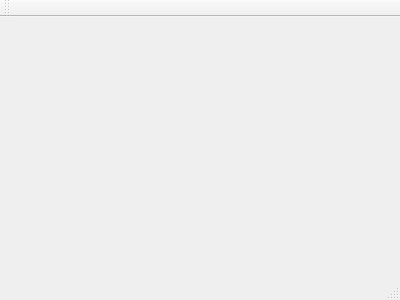
gurmaaan/AdvancedPlot, file mainwindow.ui: the form before one commit.
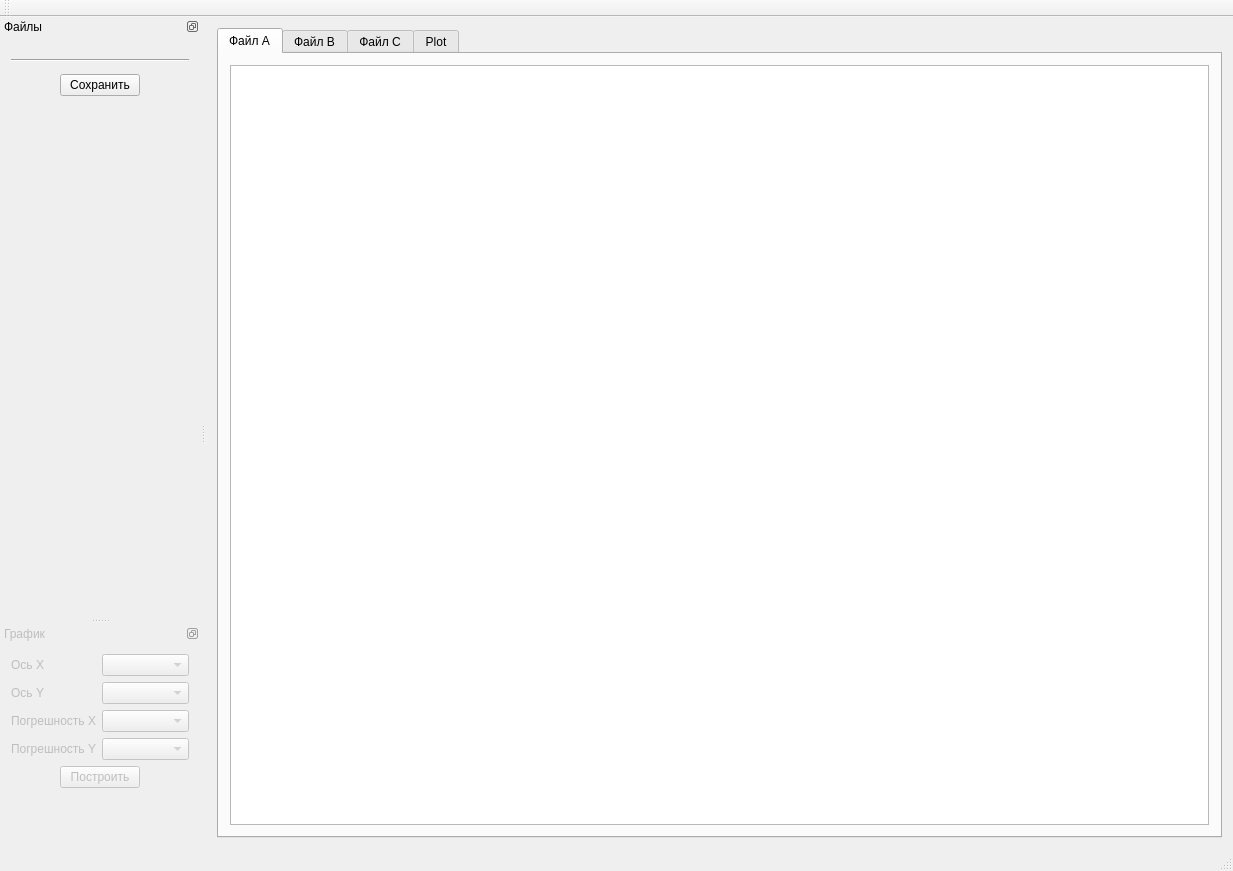
The form after the commit. Icons and pictures are not drawn. Custom widgets are drawn as their Qt base class.

Commit message: Виджет файла Гуи доработано Файл ресурсов с иконками Файл rc + ico Интегрировано QCustomPlot Основной гуй закончен

Diff of the .ui file:
```diff
--- a/mainwindow.ui
+++ b/mainwindow.ui
@@ -1,24 +1,345 @@
 <ui version="4.0">
  <class>MainWindow</class>
- <widget class="QMainWindow" name="MainWindow" >
-  <property name="geometry" >
+ <widget class="QMainWindow" name="MainWindow">
+  <property name="geometry">
    <rect>
     <x>0</x>
     <y>0</y>
-    <width>400</width>
-    <height>300</height>
+    <width>1233</width>
+    <height>871</height>
    </rect>
   </property>
   <property name="windowTitle" >
    <string>MainWindow</string>
   </property>
-  <widget class="QMenuBar" name="menuBar" />
-  <widget class="QToolBar" name="mainToolBar" />
-  <widget class="QWidget" name="centralWidget" />
-  <widget class="QStatusBar" name="statusBar" />
+  <property name="windowIcon">
+   <iconset resource="src.qrc">
+    <normaloff>:/icons/favicon.png</normaloff>:/icons/favicon.png</iconset>
+  </property>
+  <widget class="QWidget" name="centralWidget">
+   <layout class="QHBoxLayout" name="horizontalLayout_3">
+    <item>
+     <widget class="QTabWidget" name="tabWidget">
+      <property name="currentIndex">
+       <number>0</number>
+      </property>
+      <property name="documentMode">
+       <bool>false</bool>
+      </property>
+      <property name="tabsClosable">
+       <bool>false</bool>
+      </property>
+      <property name="movable">
+       <bool>true</bool>
+      </property>
+      <widget class="QWidget" name="fileA_tab">
+       <attribute name="title">
+        <string>Файл А</string>
+       </attribute>
+       <layout class="QVBoxLayout" name="verticalLayout_2">
+        <item>
+         <widget class="QTableView" name="fileA_tv"/>
+        </item>
+       </layout>
+      </widget>
+      <widget class="QWidget" name="fileB_tab">
+       <attribute name="title">
+        <string>Файл В</string>
+       </attribute>
+       <layout class="QVBoxLayout" name="verticalLayout_3">
+        <item>
+         <widget class="QTableView" name="fileB_tv"/>
+        </item>
+       </layout>
+      </widget>
+      <widget class="QWidget" name="fileC_tab">
+       <attribute name="title">
+        <string>Файл С</string>
+       </attribute>
+       <layout class="QVBoxLayout" name="verticalLayout">
+        <item>
+         <widget class="QTableView" name="tableView"/>
+        </item>
+       </layout>
+      </widget>
+      <widget class="QWidget" name="plot_tab">
+       <attribute name="title">
+        <string>Plot</string>
+       </attribute>
+       <layout class="QVBoxLayout" name="verticalLayout_4">
+        <item>
+         <widget class="QCustomPlot" name="plot_view" native="true"/>
+        </item>
+       </layout>
+      </widget>
+     </widget>
+    </item>
+   </layout>
+  </widget>
+  <widget class="QMenuBar" name="menuBar">
+   <property name="geometry">
+    <rect>
+     <x>0</x>
+     <y>0</y>
+     <width>1233</width>
+     <height>21</height>
+    </rect>
+   </property>
+  </widget>
+  <widget class="QToolBar" name="mainToolBar">
+   <attribute name="toolBarArea">
+    <enum>TopToolBarArea</enum>
+   </attribute>
+   <attribute name="toolBarBreak">
+    <bool>false</bool>
+   </attribute>
+  </widget>
+  <widget class="QStatusBar" name="statusBar"/>
+  <widget class="QDockWidget" name="file_dock">
+   <property name="minimumSize">
+    <size>
+     <width>200</width>
+     <height>184</height>
+    </size>
+   </property>
+   <property name="features">
+    <set>QDockWidget::DockWidgetFloatable|QDockWidget::DockWidgetMovable</set>
+   </property>
+   <property name="allowedAreas">
+    <set>Qt::LeftDockWidgetArea|Qt::RightDockWidgetArea</set>
+   </property>
+   <property name="windowTitle">
+    <string>Файлы</string>
+   </property>
+   <attribute name="dockWidgetArea">
+    <number>1</number>
+   </attribute>
+   <widget class="QWidget" name="fileDock_cntnt">
+    <layout class="QVBoxLayout" name="verticalLayout_5">
+     <item>
+      <widget class="FileWidget" name="fileA_widget" native="true"/>
+     </item>
+     <item>
+      <widget class="FileWidget" name="fileB_widget" native="true"/>
+     </item>
+     <item>
+      <widget class="Line" name="file_h_line">
+       <property name="orientation">
+        <enum>Qt::Horizontal</enum>
+       </property>
+      </widget>
+     </item>
+     <item>
+      <widget class="FileWidget" name="fileC_widget" native="true"/>
+     </item>
+     <item>
+      <layout class="QHBoxLayout" name="save_H_lyt">
+       <item>
+        <spacer name="save_lh_spcr">
+         <property name="orientation">
+          <enum>Qt::Horizontal</enum>
+         </property>
+         <property name="sizeHint" stdset="0">
+          <size>
+           <width>40</width>
+           <height>20</height>
+          </size>
+         </property>
+        </spacer>
+       </item>
+       <item>
+        <widget class="QPushButton" name="save_btn">
+         <property name="text">
+          <string>Сохранить</string>
+         </property>
+        </widget>
+       </item>
+       <item>
+        <spacer name="save_rh_spcr">
+         <property name="orientation">
+          <enum>Qt::Horizontal</enum>
+         </property>
+         <property name="sizeHint" stdset="0">
+          <size>
+           <width>40</width>
+           <height>20</height>
+          </size>
+         </property>
+        </spacer>
+       </item>
+      </layout>
+     </item>
+     <item>
+      <spacer name="file_v_spcr">
+       <property name="orientation">
+        <enum>Qt::Vertical</enum>
+       </property>
+       <property name="sizeHint" stdset="0">
+        <size>
+         <width>20</width>
+         <height>486</height>
+        </size>
+       </property>
+      </spacer>
+     </item>
+    </layout>
+   </widget>
+  </widget>
+  <widget class="QDockWidget" name="plot_dock">
+   <property name="enabled">
+    <bool>false</bool>
+   </property>
+   <property name="minimumSize">
+    <size>
+     <width>200</width>
+     <height>200</height>
+    </size>
+   </property>
+   <property name="features">
+    <set>QDockWidget::DockWidgetFloatable|QDockWidget::DockWidgetMovable</set>
+   </property>
+   <property name="allowedAreas">
+    <set>Qt::LeftDockWidgetArea|Qt::RightDockWidgetArea</set>
+   </property>
+   <property name="windowTitle">
+    <string>График</string>
+   </property>
+   <attribute name="dockWidgetArea">
+    <number>1</number>
+   </attribute>
+   <widget class="QWidget" name="plotDock_cntnt">
+    <layout class="QVBoxLayout" name="verticalLayout_6">
+     <item>
+      <layout class="QFormLayout" name="formLayout">
+       <item row="0" column="0">
+        <widget class="QLabel" name="x_lbl">
+         <property name="text">
+          <string>Ось X</string>
+         </property>
+         <property name="alignment">
+          <set>Qt::AlignRight|Qt::AlignTrailing|Qt::AlignVCenter</set>
+         </property>
+        </widget>
+       </item>
+       <item row="0" column="1">
+        <widget class="QComboBox" name="x_cb"/>
+       </item>
+       <item row="1" column="0">
+        <widget class="QLabel" name="y_lbl">
+         <property name="text">
+          <string>Ось Y</string>
+         </property>
+         <property name="alignment">
+          <set>Qt::AlignRight|Qt::AlignTrailing|Qt::AlignVCenter</set>
+         </property>
+        </widget>
+       </item>
+       <item row="1" column="1">
+        <widget class="QComboBox" name="y_cb">
+         <property name="currentText">
+          <string/>
+         </property>
+        </widget>
+       </item>
+       <item row="2" column="0">
+        <widget class="QLabel" name="dx_lbl">
+         <property name="text">
+          <string>Погрешность X</string>
+         </property>
+         <property name="alignment">
+          <set>Qt::AlignRight|Qt::AlignTrailing|Qt::AlignVCenter</set>
+         </property>
+        </widget>
+       </item>
+       <item row="2" column="1">
+        <widget class="QComboBox" name="dx_cb"/>
+       </item>
+       <item row="3" column="0">
+        <widget class="QLabel" name="dy_lbl">
+         <property name="text">
+          <string>Погрешность Y</string>
+         </property>
+         <property name="alignment">
+          <set>Qt::AlignRight|Qt::AlignTrailing|Qt::AlignVCenter</set>
+         </property>
+        </widget>
+       </item>
+       <item row="3" column="1">
+        <widget class="QComboBox" name="dy_cb"/>
+       </item>
+      </layout>
+     </item>
+     <item>
+      <layout class="QHBoxLayout" name="buld_lyt">
+       <item>
+        <spacer name="build_lh_spcr">
+         <property name="orientation">
+          <enum>Qt::Horizontal</enum>
+         </property>
+         <property name="sizeHint" stdset="0">
+          <size>
+           <width>40</width>
+           <height>20</height>
+          </size>
+         </property>
+        </spacer>
+       </item>
+       <item>
+        <widget class="QPushButton" name="build_btn">
+         <property name="text">
+          <string>Построить</string>
+         </property>
+        </widget>
+       </item>
+       <item>
+        <spacer name="build_rh_spcr">
+         <property name="orientation">
+          <enum>Qt::Horizontal</enum>
+         </property>
+         <property name="sizeHint" stdset="0">
+          <size>
+           <width>40</width>
+           <height>20</height>
+          </size>
+         </property>
+        </spacer>
+       </item>
+      </layout>
+     </item>
+     <item>
+      <spacer name="verticalSpacer">
+       <property name="orientation">
+        <enum>Qt::Vertical</enum>
+       </property>
+       <property name="sizeHint" stdset="0">
+        <size>
+         <width>20</width>
+         <height>40</height>
+        </size>
+       </property>
+      </spacer>
+     </item>
+    </layout>
+   </widget>
+  </widget>
  </widget>
- <layoutDefault spacing="6" margin="11" />
- <pixmapfunction></pixmapfunction>
- <resources/>
+ <layoutdefault spacing="6" margin="11"/>
+ <customwidgets>
+  <customwidget>
+   <class>QCustomPlot</class>
+   <extends>QWidget</extends>
+   <header>widgets/qcustomplot.h</header>
+   <container>1</container>
+  </customwidget>
+  <customwidget>
+   <class>FileWidget</class>
+   <extends>QWidget</extends>
+   <header>widgets/filewidget.h</header>
+   <container>1</container>
+  </customwidget>
+ </customwidgets>
+ <resources>
+  <include location="src.qrc"/>
+ </resources>
  <connections/>
 </ui>
```
Left out of the diff: 5 changed lines with no effect on the pictures. The commit also changes 49 other files.
